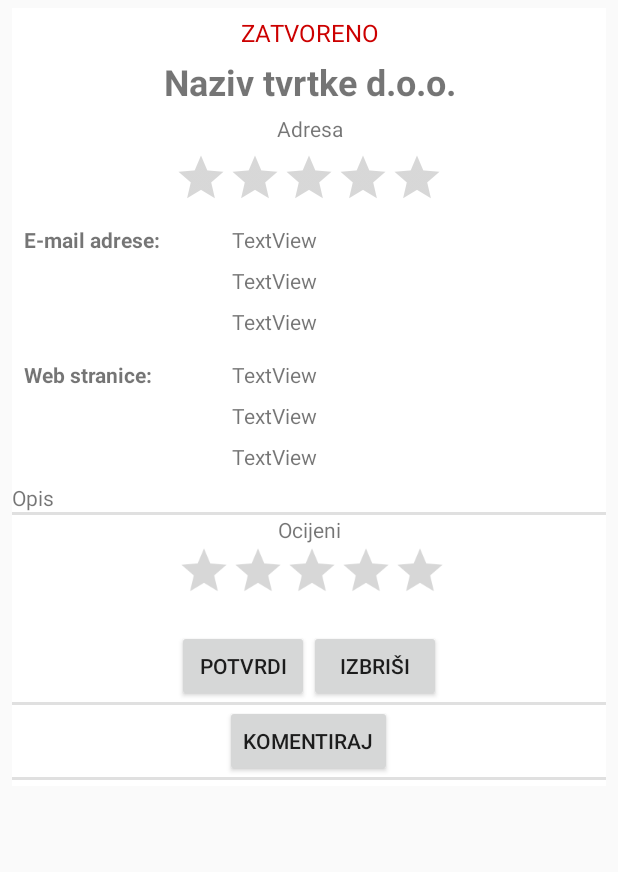
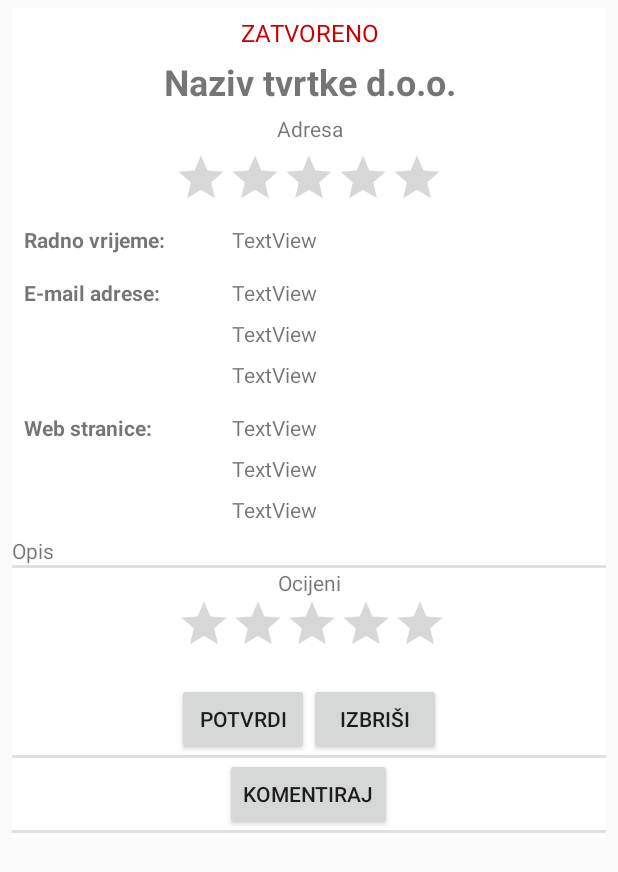
Before and after one commit to dinoilic/project-koff-ma, an Android app: the layout businessentity_info.xml on its own in the app's theme, with its tools: preview values and no code run, on a phone screen of 412 x 824 dp. Shown: the top 872 px of the screen. Run offline under Robolectric (Android 15) with nearby library versions, the phone set to English and light mode, and no system bars; Roboto replaces fonts that are not available here.

Commit message:
Added WorkingHours in BusinessEntityDetail

```diff
--- a/app/src/main/res/layout/businessentity_info.xml
+++ b/app/src/main/res/layout/businessentity_info.xml
@@ -71,6 +71,44 @@
                 android:transformPivotX="0dp"
                 app:layout_constraintStart_toStartOf="parent"
                 app:layout_constraintTop_toBottomOf="@+id/businessentity_address" />
+
+            <android.support.constraint.ConstraintLayout
+                android:id="@+id/beWorkingHoursLayout"
+                android:layout_width="match_parent"
+                android:layout_height="wrap_content"
+                android:paddingBottom="8dp">
+
+                <TextView
+                    android:id="@+id/workingHoursTitleTextView"
+                    android:layout_width="wrap_content"
+                    android:layout_height="wrap_content"
+                    android:layout_marginLeft="8dp"
+                    android:layout_marginStart="8dp"
+                    android:layout_marginTop="8dp"
+                    android:text="Radno vrijeme:"
+                    android:textStyle="bold"
+                    app:layout_constraintStart_toStartOf="parent"
+                    app:layout_constraintTop_toTopOf="parent" />
+
+                <android.support.constraint.Guideline
+                    android:id="@+id/beWorkingHoursGuideline"
+                    android:layout_width="wrap_content"
+                    android:layout_height="wrap_content"
+                    android:orientation="vertical"
+                    app:layout_constraintGuide_percent="0.35" />
+
+                <TextView
+                    android:id="@+id/workingHoursTextView"
+                    android:layout_width="wrap_content"
+                    android:layout_height="wrap_content"
+                    android:layout_marginLeft="8dp"
+                    android:layout_marginStart="8dp"
+                    android:layout_marginTop="8dp"
+                    android:text="TextView"
+                    app:layout_constraintStart_toStartOf="@+id/beWorkingHoursGuideline"
+                    app:layout_constraintTop_toTopOf="parent" />
+
+            </android.support.constraint.ConstraintLayout>
 
             <android.support.constraint.ConstraintLayout
                 android:id="@+id/beEmailsLayout"
```
Also changed, not shown: app/src/main/java/com/dinotom/project_koff_ma/business_entities/BusinessEntitiesUtilities.java (+82 -1 lines), app/src/main/java/com/dinotom/project_koff_ma/business_entities/BusinessEntityInfoActivity.java (+8 -0 lines), app/src/main/java/com/dinotom/project_koff_ma/pojo/business_entities/DayWorkingHours.java (+11 -0 lines).
